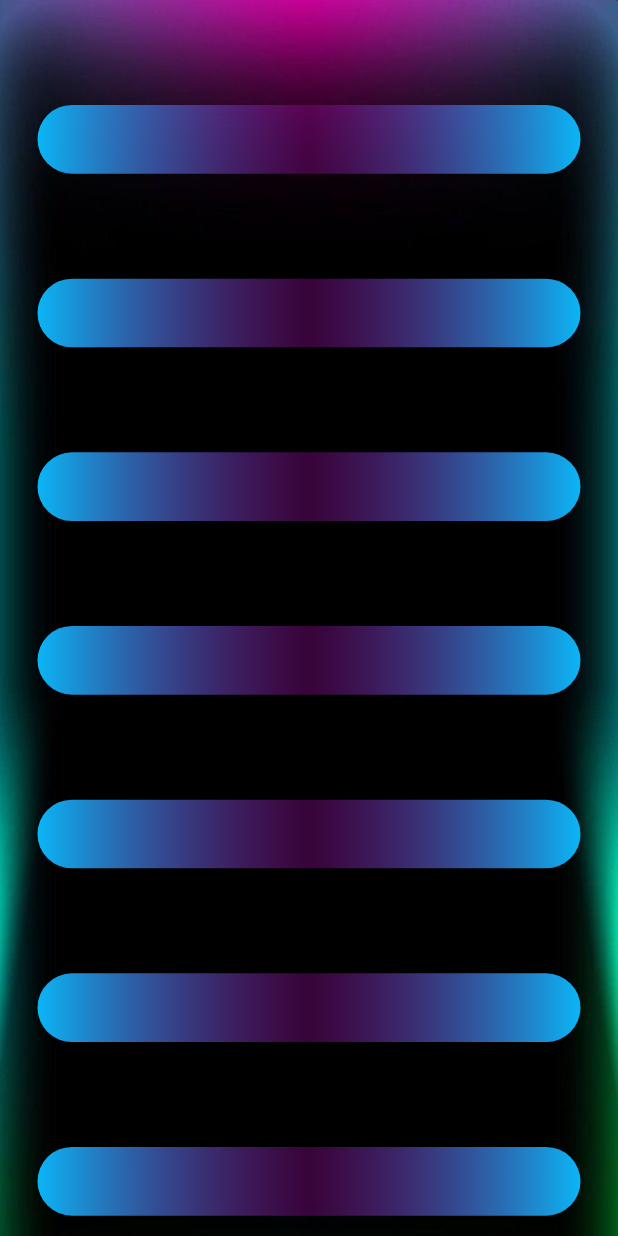
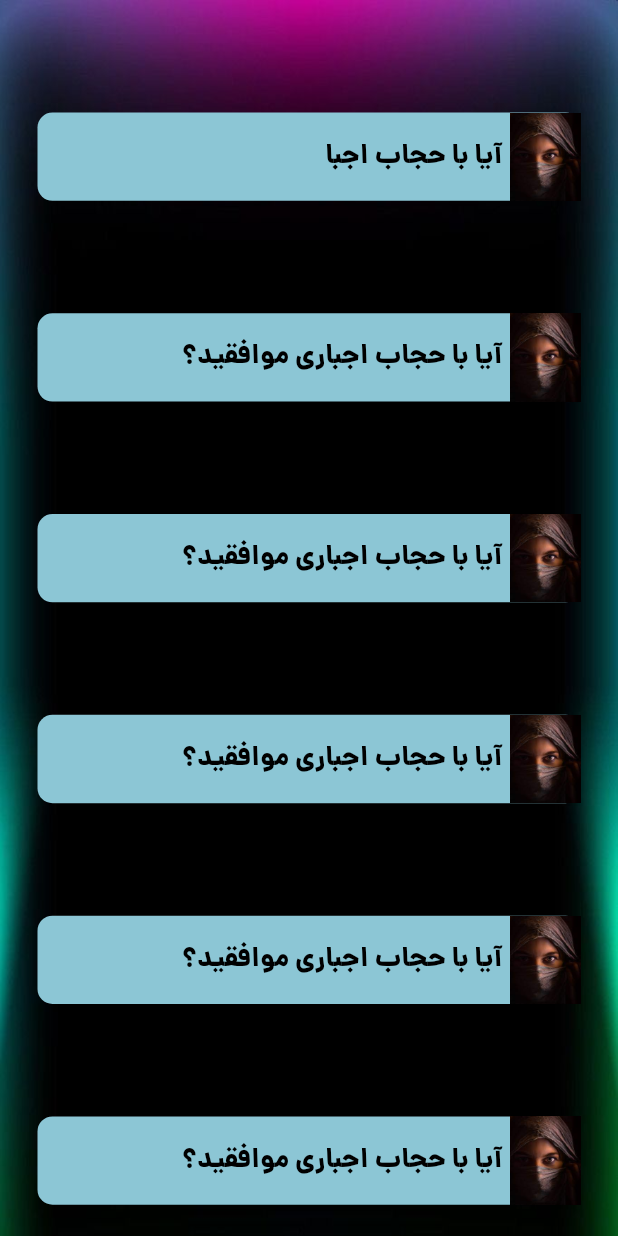
Before and after one commit to mahdiramezanii/hijab-app-flutter, a Flutter app: the screen it shows after launch, after a tap on "چهل حدیث", on a phone screen of 412 x 824 dp. Run offline on Flutter 3.47's test engine with Material 2 defaults, Android fonts, the light colour scheme and no system bars; our stand-ins replace flutter_spinkit.

Commit message:
fix a bug

```diff
--- a/lib/Models/models.dart
+++ b/lib/Models/models.dart
@@ -1,3 +1,4 @@
+import 'package:flutter_application_1/gen/assets.gen.dart';
 class HomeViewList{
 
   String? name;
@@ -28,10 +29,80 @@ List<HomeViewList> HomeViewData=[
 
 ];
 
-// void main(){
-//   print("object");
-//   for(int i=0;i<HomeViewData.length;i++){
-//     print(i);
-//     print(HomeViewData[i].name);
-//   }
-// }
+class Articles{
+
+  String? title;
+  String? image;
+  String? text;
+
+
+  Articles({
+    required this.title,
+    required this.image,
+    required this.text
+  });
+}
+
+List<Articles> hijabContant=[
+
+  Articles(title: "آیا با حجاب اجبا",
+  image: Assets.images.hijab.path,
+  text: """لورم ایپسوم متن ساختگی با تولید سادگی نامفهوم از صنعت چاپ و با استفاده از طراحان گرافیک است. چاپگرها و متون بلکه روزنامه و مجله در ستون و سطرآنچنان که لازم است و برای شرایط فعلی تکنولوژی مورد نیاز و کاربردهای متنوع با هدف بهبود ابزارهای کاربردی می باشد. کتابهای زیادی در شصت و سه درصد گذشته، حال و آینده شناخت فراوان جامعه و متخصصان را می طلبد تا با نرم افزارها شناخت بیشتری را برای طراحان رایانه ای علی الخصوص طراحان خلاقی و فرهنگ پیشرو در زبان فارسی ایجاد کرد. در این صورت می توان امید داشت که تمام و دشواری موجود در ارائه راهکارها و شرایط سخت تایپ به پایان رسد وزمان مورد نیاز شامل حروفچینی دستاوردهای اصلی و جوابگوی سوالات پیوسته اهل دنیای موجود طراحی اساسا مورد استفاده قرار گیرد.
+"""),
+
+  Articles(title: "آیا با حجاب اجباری موافقید؟ ",
+  image: Assets.images.hijab.path,
+  text: """لورم ایپسوم متن ساختگی با تولید سادگی نامفهوم از صنعت چاپ و با استفاده از طراحان گرافیک است. چاپگرها و متون بلکه روزنامه و مجله در ستون و سطرآنچنان که لازم است و برای شرایط فعلی تکنولوژی مورد نیاز و کاربردهای متنوع با هدف بهبود ابزارهای کاربردی می باشد. کتابهای زیادی در شصت و سه درصد گذشته، حال و آینده شناخت فراوان جامعه و متخصصان را می طلبد تا با نرم افزارها شناخت بیشتری را برای طراحان رایانه ای علی الخصوص طراحان خلاقی و فرهنگ پیشرو در زبان فارسی ایجاد کرد. در این صورت می توان امید داشت که تمام و دشواری موجود در ارائه راهکارها و شرایط سخت تایپ به پایان رسد وزمان مورد نیاز شامل حروفچینی دستاوردهای اصلی و جوابگوی سوالات پیوسته اهل دنیای موجود طراحی اساسا مورد استفاده قرار گیرد.
+"""),
+
+  Articles(title: "آیا با حجاب اجباری موافقید؟ ",
+  image: Assets.images.hijab.path,
+  text: """لورم ایپسوم متن ساختگی با تولید سادگی نامفهوم از صنعت چاپ و با استفاده از طراحان گرافیک است. چاپگرها و متون بلکه روزنامه و مجله در ستون و سطرآنچنان که لازم است و برای شرایط فعلی تکنولوژی مورد نیاز و کاربردهای متنوع با هدف بهبود ابزارهای کاربردی می باشد. کتابهای زیادی در شصت و سه درصد گذشته، حال و آینده شناخت فراوان جامعه و متخصصان را می طلبد تا با نرم افزارها شناخت بیشتری را برای طراحان رایانه ای علی الخصوص طراحان خلاقی و فرهنگ پیشرو در زبان فارسی ایجاد کرد. در این صورت می توان امید داشت که تمام و دشواری موجود در ارائه راهکارها و شرایط سخت تایپ به پایان رسد وزمان مورد نیاز شامل حروفچینی دستاوردهای اصلی و جوابگوی سوالات پیوسته اهل دنیای موجود طراحی اساسا مورد استفاده قرار گیرد.
+"""),
+
+  Articles(title: "آیا با حجاب اجباری موافقید؟ ",
+  image: Assets.images.hijab.path,
+  text: """لورم ایپسوم متن ساختگی با تولید سادگی نامفهوم از صنعت چاپ و با استفاده از طراحان گرافیک است. چاپگرها و متون بلکه روزنامه و مجله در ستون و سطرآنچنان که لازم است و برای شرایط فعلی تکنولوژی مورد نیاز و کاربردهای متنوع با هدف بهبود ابزارهای کاربردی می باشد. کتابهای زیادی در شصت و سه درصد گذشته، حال و آینده شناخت فراوان جامعه و متخصصان را می طلبد تا با نرم افزارها شناخت بیشتری را برای طراحان رایانه ای علی الخصوص طراحان خلاقی و فرهنگ پیشرو در زبان فارسی ایجاد کرد. در این صورت می توان امید داشت که تمام و دشواری موجود در ارائه راهکارها و شرایط سخت تایپ به پایان رسد وزمان مورد نیاز شامل حروفچینی دستاوردهای اصلی و جوابگوی سوالات پیوسته اهل دنیای موجود طراحی اساسا مورد استفاده قرار گیرد.
+"""),
+
+  Articles(title: "آیا با حجاب اجباری موافقید؟ ",
+  image: Assets.images.hijab.path,
+  text: """لورم ایپسوم متن ساختگی با تولید سادگی نامفهوم از صنعت چاپ و با استفاده از طراحان گرافیک است. چاپگرها و متون بلکه روزنامه و مجله در ستون و سطرآنچنان که لازم است و برای شرایط فعلی تکنولوژی مورد نیاز و کاربردهای متنوع با هدف بهبود ابزارهای کاربردی می باشد. کتابهای زیادی در شصت و سه درصد گذشته، حال و آینده شناخت فراوان جامعه و متخصصان را می طلبد تا با نرم افزارها شناخت بیشتری را برای طراحان رایانه ای علی الخصوص طراحان خلاقی و فرهنگ پیشرو در زبان فارسی ایجاد کرد. در این صورت می توان امید داشت که تمام و دشواری موجود در ارائه راهکارها و شرایط سخت تایپ به پایان رسد وزمان مورد نیاز شامل حروفچینی دستاوردهای اصلی و جوابگوی سوالات پیوسته اهل دنیای موجود طراحی اساسا مورد استفاده قرار گیرد.
+"""),
+
+  Articles(title: "آیا با حجاب اجباری موافقید؟ ",
+  image: Assets.images.hijab.path,
+  text: """لورم ایپسوم متن ساختگی با تولید سادگی نامفهوم از صنعت چاپ و با استفاده از طراحان گرافیک است. چاپگرها و متون بلکه روزنامه و مجله در ستون و سطرآنچنان که لازم است و برای شرایط فعلی تکنولوژی مورد نیاز و کاربردهای متنوع با هدف بهبود ابزارهای کاربردی می باشد. کتابهای زیادی در شصت و سه درصد گذشته، حال و آینده شناخت فراوان جامعه و متخصصان را می طلبد تا با نرم افزارها شناخت بیشتری را برای طراحان رایانه ای علی الخصوص طراحان خلاقی و فرهنگ پیشرو در زبان فارسی ایجاد کرد. در این صورت می توان امید داشت که تمام و دشواری موجود در ارائه راهکارها و شرایط سخت تایپ به پایان رسد وزمان مورد نیاز شامل حروفچینی دستاوردهای اصلی و جوابگوی سوالات پیوسته اهل دنیای موجود طراحی اساسا مورد استفاده قرار گیرد.
+"""),
+
+  Articles(title: "آیا با حجاب اجباری موافقید؟ ",
+  image: Assets.images.hijab.path,
+  text: """لورم ایپسوم متن ساختگی با تولید سادگی نامفهوم از صنعت چاپ و با استفاده از طراحان گرافیک است. چاپگرها و متون بلکه روزنامه و مجله در ستون و سطرآنچنان که لازم است و برای شرایط فعلی تکنولوژی مورد نیاز و کاربردهای متنوع با هدف بهبود ابزارهای کاربردی می باشد. کتابهای زیادی در شصت و سه درصد گذشته، حال و آینده شناخت فراوان جامعه و متخصصان را می طلبد تا با نرم افزارها شناخت بیشتری را برای طراحان رایانه ای علی الخصوص طراحان خلاقی و فرهنگ پیشرو در زبان فارسی ایجاد کرد. در این صورت می توان امید داشت که تمام و دشواری موجود در ارائه راهکارها و شرایط سخت تایپ به پایان رسد وزمان مورد نیاز شامل حروفچینی دستاوردهای اصلی و جوابگوی سوالات پیوسته اهل دنیای موجود طراحی اساسا مورد استفاده قرار گیرد.
+"""),
+
+  Articles(title: "آیا با حجاب اجباری موافقید؟ ",
+  image: Assets.images.hijab.path,
+  text: """لورم ایپسوم متن ساختگی با تولید سادگی نامفهوم از صنعت چاپ و با استفاده از طراحان گرافیک است. چاپگرها و متون بلکه روزنامه و مجله در ستون و سطرآنچنان که لازم است و برای شرایط فعلی تکنولوژی مورد نیاز و کاربردهای متنوع با هدف بهبود ابزارهای کاربردی می باشد. کتابهای زیادی در شصت و سه درصد گذشته، حال و آینده شناخت فراوان جامعه و متخصصان را می طلبد تا با نرم افزارها شناخت بیشتری را برای طراحان رایانه ای علی الخصوص طراحان خلاقی و فرهنگ پیشرو در زبان فارسی ایجاد کرد. در این صورت می توان امید داشت که تمام و دشواری موجود در ارائه راهکارها و شرایط سخت تایپ به پایان رسد وزمان مورد نیاز شامل حروفچینی دستاوردهای اصلی و جوابگوی سوالات پیوسته اهل دنیای موجود طراحی اساسا مورد استفاده قرار گیرد.
+"""),
+
+  Articles(title: "آیا با حجاب اجباری موافقید؟ ",
+  image: Assets.images.hijab.path,
+  text: """لورم ایپسوم متن ساختگی با تولید سادگی نامفهوم از صنعت چاپ و با استفاده از طراحان گرافیک است. چاپگرها و متون بلکه روزنامه و مجله در ستون و سطرآنچنان که لازم است و برای شرایط فعلی تکنولوژی مورد نیاز و کاربردهای متنوع با هدف بهبود ابزارهای کاربردی می باشد. کتابهای زیادی در شصت و سه درصد گذشته، حال و آینده شناخت فراوان جامعه و متخصصان را می طلبد تا با نرم افزارها شناخت بیشتری را برای طراحان رایانه ای علی الخصوص طراحان خلاقی و فرهنگ پیشرو در زبان فارسی ایجاد کرد. در این صورت می توان امید داشت که تمام و دشواری موجود در ارائه راهکارها و شرایط سخت تایپ به پایان رسد وزمان مورد نیاز شامل حروفچینی دستاوردهای اصلی و جوابگوی سوالات پیوسته اهل دنیای موجود طراحی اساسا مورد استفاده قرار گیرد.
+"""),
+
+  Articles(title: "آیا با حجاب اجباری موافقید؟ ",
+  image: Assets.images.hijab.path,
+  text: """لورم ایپسوم متن ساختگی با تولید سادگی نامفهوم از صنعت چاپ و با استفاده از طراحان گرافیک است. چاپگرها و متون بلکه روزنامه و مجله در ستون و سطرآنچنان که لازم است و برای شرایط فعلی تکنولوژی مورد نیاز و کاربردهای متنوع با هدف بهبود ابزارهای کاربردی می باشد. کتابهای زیادی در شصت و سه درصد گذشته، حال و آینده شناخت فراوان جامعه و متخصصان را می طلبد تا با نرم افزارها شناخت بیشتری را برای طراحان رایانه ای علی الخصوص طراحان خلاقی و فرهنگ پیشرو در زبان فارسی ایجاد کرد. در این صورت می توان امید داشت که تمام و دشواری موجود در ارائه راهکارها و شرایط سخت تایپ به پایان رسد وزمان مورد نیاز شامل حروفچینی دستاوردهای اصلی و جوابگوی سوالات پیوسته اهل دنیای موجود طراحی اساسا مورد استفاده قرار گیرد.
+"""),
+
+  Articles(title: "آیا با حجاب اجباری موافقید؟ ",
+  image: Assets.images.hijab.path,
+  text: """لورم ایپسوم متن ساختگی با تولید سادگی نامفهوم از صنعت چاپ و با استفاده از طراحان گرافیک است. چاپگرها و متون بلکه روزنامه و مجله در ستون و سطرآنچنان که لازم است و برای شرایط فعلی تکنولوژی مورد نیاز و کاربردهای متنوع با هدف بهبود ابزارهای کاربردی می باشد. کتابهای زیادی در شصت و سه درصد گذشته، حال و آینده شناخت فراوان جامعه و متخصصان را می طلبد تا با نرم افزارها شناخت بیشتری را برای طراحان رایانه ای علی الخصوص طراحان خلاقی و فرهنگ پیشرو در زبان فارسی ایجاد کرد. در این صورت می توان امید داشت که تمام و دشواری موجود در ارائه راهکارها و شرایط سخت تایپ به پایان رسد وزمان مورد نیاز شامل حروفچینی دستاوردهای اصلی و جوابگوی سوالات پیوسته اهل دنیای موجود طراحی اساسا مورد استفاده قرار گیرد.
+"""),
+
+  Articles(title: "آیا با حجاب اجباری موافقید؟ ",
+  image: Assets.images.hijab.path,
+  text: """لورم ایپسوم متن ساختگی با تولید سادگی نامفهوم از صنعت چاپ و با استفاده از طراحان گرافیک است. چاپگرها و متون بلکه روزنامه و مجله در ستون و سطرآنچنان که لازم است و برای شرایط فعلی تکنولوژی مورد نیاز و کاربردهای متنوع با هدف بهبود ابزارهای کاربردی می باشد. کتابهای زیادی در شصت و سه درصد گذشته، حال و آینده شناخت فراوان جامعه و متخصصان را می طلبد تا با نرم افزارها شناخت بیشتری را برای طراحان رایانه ای علی الخصوص طراحان خلاقی و فرهنگ پیشرو در زبان فارسی ایجاد کرد. در این صورت می توان امید داشت که تمام و دشواری موجود در ارائه راهکارها و شرایط سخت تایپ به پایان رسد وزمان مورد نیاز شامل حروفچینی دستاوردهای اصلی و جوابگوی سوالات پیوسته اهل دنیای موجود طراحی اساسا مورد استفاده قرار گیرد.
+"""),
+
+];
--- a/lib/gen/assets.gen.dart
+++ b/lib/gen/assets.gen.dart
@@ -15,6 +15,9 @@ class $AssetsImagesGen {
   /// File path: assets/images/flowers.png
   AssetGenImage get flowers => const AssetGenImage('assets/images/flowers.png');
 
+  /// File path: assets/images/hijab.jpeg
+  AssetGenImage get hijab => const AssetGenImage('assets/images/hijab.jpeg');
+
   /// File path: assets/images/homebg.jpg
   AssetGenImage get homebg => const AssetGenImage('assets/images/homebg.jpg');
 
@@ -23,7 +26,7 @@ class $AssetsImagesGen {
       const AssetGenImage('assets/images/splash-image.jpg');
 
   /// List of all assets
-  List<AssetGenImage> get values => [flowers, homebg, splashImage];
+  List<AssetGenImage> get values => [flowers, hijab, homebg, splashImage];
 }
 
 class Assets {
--- a/lib/views/detail_view.dart
+++ b/lib/views/detail_view.dart
@@ -1,48 +1,19 @@
 import 'package:flutter/material.dart';
-import 'package:flutter_application_1/gen/assets.gen.dart';
+import 'package:flutter/widgets.dart';
 
-class DetailView extends StatelessWidget {
+class DetailView extends StatelessWidget{
   final int index;
-  const DetailView({
-    super.key,
+  const DetailView({super.key,
+
     required this.index,
   });
 
   @override
   Widget build(BuildContext context) {
-    print("${index} mahdi");
 
-    return SafeArea(
-        child: Scaffold(
-            body: Stack(
-      children: [
-        //BackGround image
-        Container(
-          height: MediaQuery.of(context).size.height,
-          decoration: BoxDecoration(
-              image: DecorationImage(
-                  image: AssetImage(Assets.images.homebg.path),
-                  fit: BoxFit.fill)),
-        ),
-        //ListView
-        ListView.builder(
-          itemCount: 15,
-          itemBuilder: (BuildContext context, int index) {
-          return Padding(
-            padding: const EdgeInsets.fromLTRB(25,70,25,0),
-            child: Container(
-                height: MediaQuery.of(context).size.height / 18,
-                width: MediaQuery.of(context).size.width / 24,
-                decoration: const BoxDecoration(
-                    borderRadius: const BorderRadius.all(Radius.circular(1000)),
-                    gradient: LinearGradient(colors: [
-                      const Color.fromRGBO(10, 182, 246, 1),
-                      Color.fromARGB(98, 145, 8, 147),
-                      const Color.fromRGBO(10, 182, 246, 1),
-                    ], begin: Alignment.bottomRight, end: Alignment.bottomLeft))),
-          );
-        })
-      ],
-    )));
+        return SafeArea(child: Scaffold(
+          body: Text("test"),
+        ));
   }
+
 }
--- a/lib/views/home_view.dart
+++ b/lib/views/home_view.dart
@@ -2,7 +2,7 @@ import 'package:flutter/cupertino.dart';
 import 'package:flutter/material.dart';
 import 'package:flutter_application_1/Models/models.dart';
 import 'package:flutter_application_1/gen/assets.gen.dart';
-import 'package:flutter_application_1/views/detail_view.dart';
+import 'package:flutter_application_1/views/list_view.dart';
 
 class HomePage extends StatefulWidget {
   @override
@@ -41,7 +41,7 @@ class _HomePageState extends State<HomePage> {
                     onTap: () {
                       Navigator.push(context,
                           MaterialPageRoute(builder: (BuildContext context) {
-                        return DetailView(
+                        return ListArticleView(
                           index: index,
                         );
                       }));
@@ -84,26 +84,7 @@ class _HomePageState extends State<HomePage> {
                 );
               }),
 
-          // Positioned(
-          //   bottom: 0,
-          //   left: 10,
-          //   right: 10,
-          //   child: Container(
 
-          //         height: MediaQuery.of(context).size.height/8,
-          //         decoration: const BoxDecoration(
-          //           borderRadius: BorderRadius.only(topRight: Radius.circular(30),topLeft: Radius.circular(30)),
-          //           gradient: LinearGradient(colors:[
-          //                 Color.fromARGB(255, 10, 143, 226),
-          //                 Color.fromARGB(255, 180, 20, 55),
-          //                 Color.fromARGB(255, 10, 143, 226),
-          //               ],
-          //               begin: Alignment.bottomRight,
-          //               end: Alignment.bottomLeft)
-          //         ),
-
-          //   ),
-          // )
         ],
       ),
     );
--- /dev/null
+++ b/lib/views/list_view.dart
@@ -0,0 +1,82 @@
+import 'package:flutter/material.dart';
+import 'package:flutter_application_1/Models/models.dart';
+import 'package:flutter_application_1/gen/assets.gen.dart';
+import 'package:flutter_application_1/views/detail_view.dart';
+
+class ListArticleView extends StatefulWidget {
+  final int index;
+  const ListArticleView({
+    super.key,
+    required this.index,
+  });
+
+  @override
+  State<ListArticleView> createState() => _ListArticleViewState();
+}
+
+class _ListArticleViewState extends State<ListArticleView> {
+  @override
+  Widget build(BuildContext context) {
+
+    List data = [
+      hijabContant,
+    ];
+
+    return SafeArea(
+        child: Scaffold(
+            body: Stack(
+      children: [
+        //BackGround image
+        Container(
+          height: MediaQuery.of(context).size.height,
+          decoration: BoxDecoration(
+              image: DecorationImage(
+                  image: AssetImage(Assets.images.homebg.path),
+                  fit: BoxFit.fill)),
+        ),
+        //ListView
+        ListView.builder(
+            itemCount: data[widget.index].length,
+            itemBuilder: (BuildContext context, int value) {
+              return Padding(
+                padding: EdgeInsets.fromLTRB(25, 75, 25, 0),
+                child: InkWell(
+                  onTap: () {
+                    Navigator.push(context,
+                        MaterialPageRoute(builder: (BuildContext context) {
+                      return DetailView(index: value);
+                    }));
+                  },
+                  child: Container(
+                    height: MediaQuery.of(context).size.height / 14,
+                    width: MediaQuery.of(context).size.width / 24,
+                    decoration: const BoxDecoration(
+                        borderRadius:
+                            const BorderRadius.all(Radius.circular(10)),
+                        color: Color.fromARGB(255, 140, 198, 213)
+                        // gradient: LinearGradient(colors: [
+                        //   const Color.fromRGBO(10, 182, 246, 1),
+                        //   Color.fromARGB(97, 255, 255, 255),
+                        //   const Color.fromRGBO(10, 182, 246, 1),
+                        // ], begin: Alignment.bottomRight, end: Alignment.bottomLeft)
+                        ),
+                    child: Row(
+                      children: [
+                        Image(image: AssetImage(Assets.images.hijab.path)),
+                        SizedBox(
+                          width: 5,
+                        ),
+                        Text(
+                          data[widget.index][value].title!,
+                          style: Theme.of(context).textTheme.headline1,
+                        )
+                      ],
+                    ),
+                  ),
+                ),
+              );
+            })
+      ],
+    )));
+  }
+}
```
Also changed, not shown: assets/images/hijab.jpeg (added), lib/views/main.dart (renamed from lib/main.dart), 1 other file.
